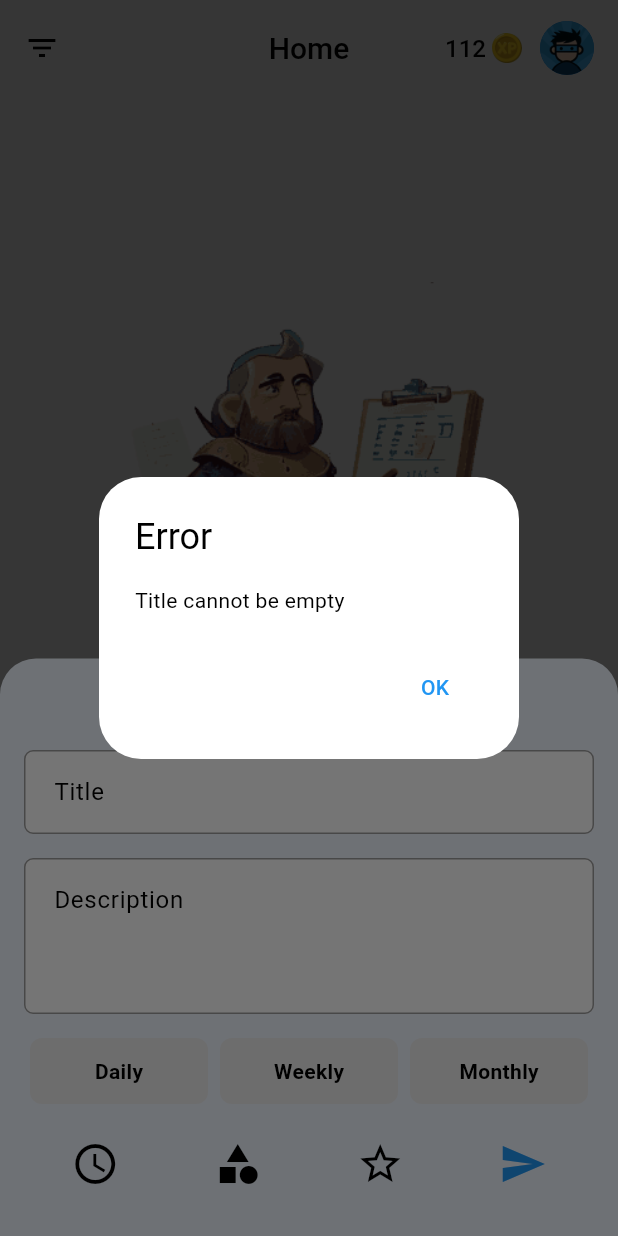
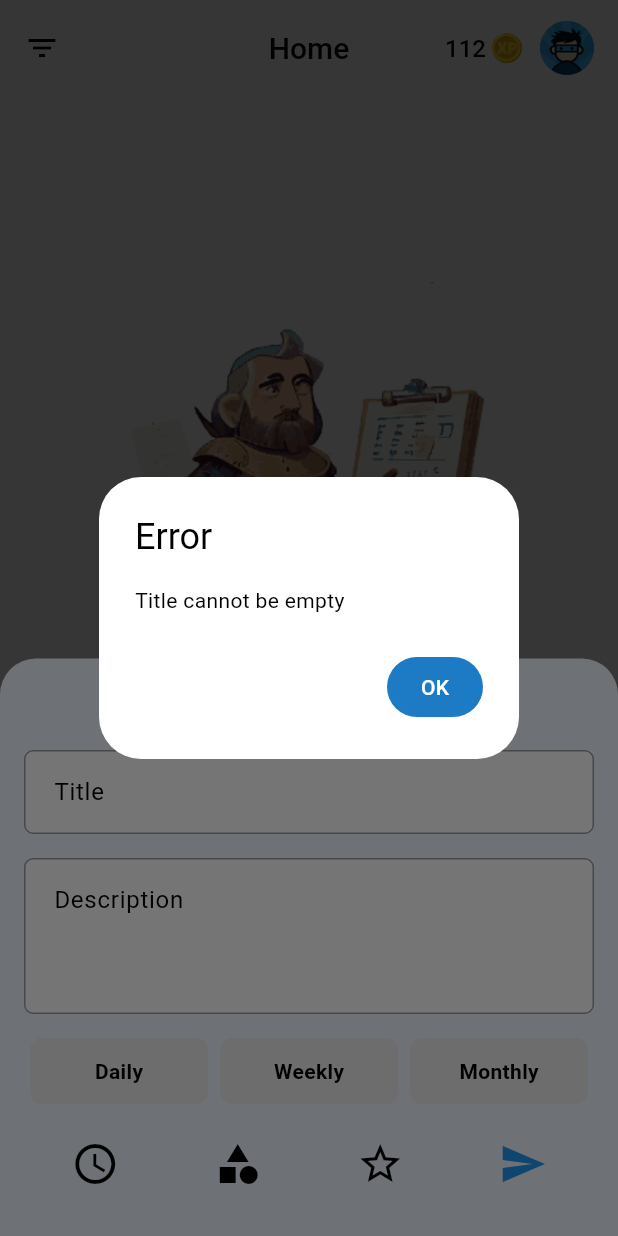
Before and after one commit to JosimCoussens/taskhero, a Flutter app: the screen it shows after launch, item 3 of the bottom bar chosen, after a tap on the "send" icon, on a phone screen of 412 x 824 dp. Run offline on Flutter 3.47's test engine with Material 3 defaults, Android fonts, the phone set to English and light mode, and no system bars; our stand-ins replace cloud_firestore, firebase_core, flutter_svg, syncfusion_flutter_datepicker; accounts and stored records are empty.

Commit message:
Enhance error dialog button styling: update TextButton with primaryLight background and white foreground colors

```diff
--- a/lib/components/bottom_app_bar/bottom_app_bar.dart
+++ b/lib/components/bottom_app_bar/bottom_app_bar.dart
@@ -206,6 +206,10 @@ Future<dynamic> showErrorDialog(BuildContext context, String text) {
           content: Text(text),
           actions: [
             TextButton(
+              style: TextButton.styleFrom(
+                backgroundColor: AppColors.primaryLight,
+                foregroundColor: Colors.white,
+              ),
               onPressed: () => Navigator.of(context).pop(),
               child: const Text('OK'),
             ),
```
